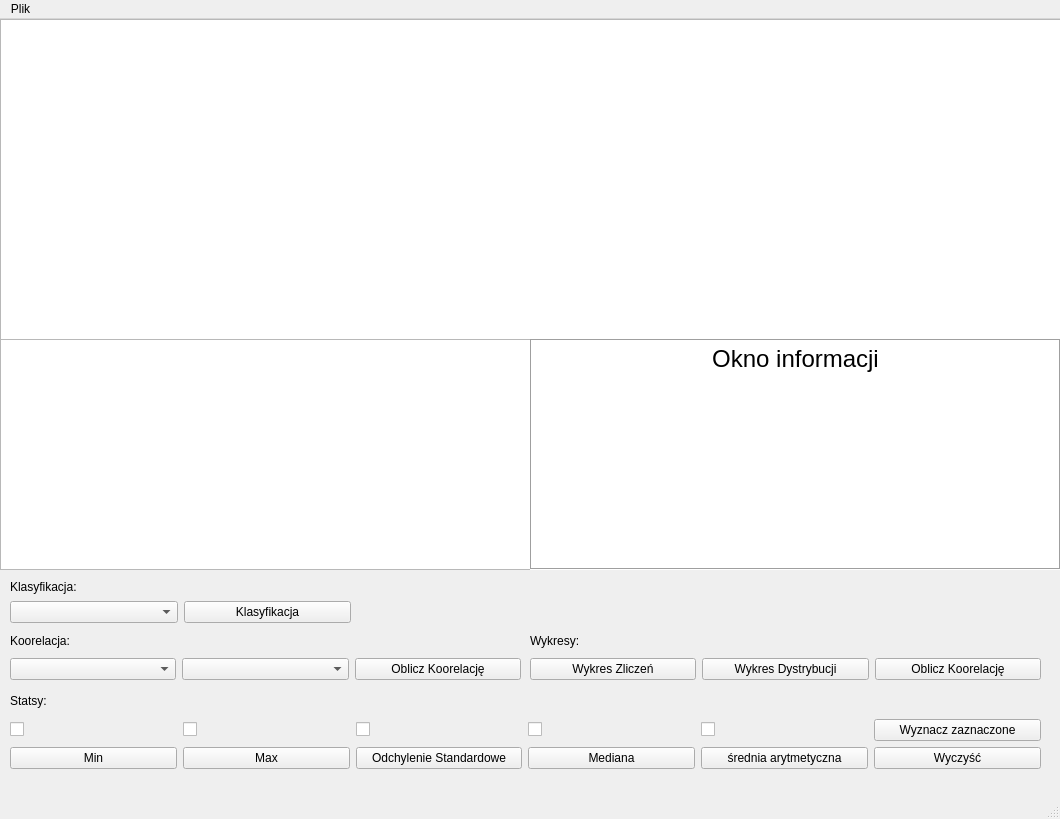
Before: the Qt Designer form main.ui in Krzys3n/Pynalise, drawn with Qt 5.
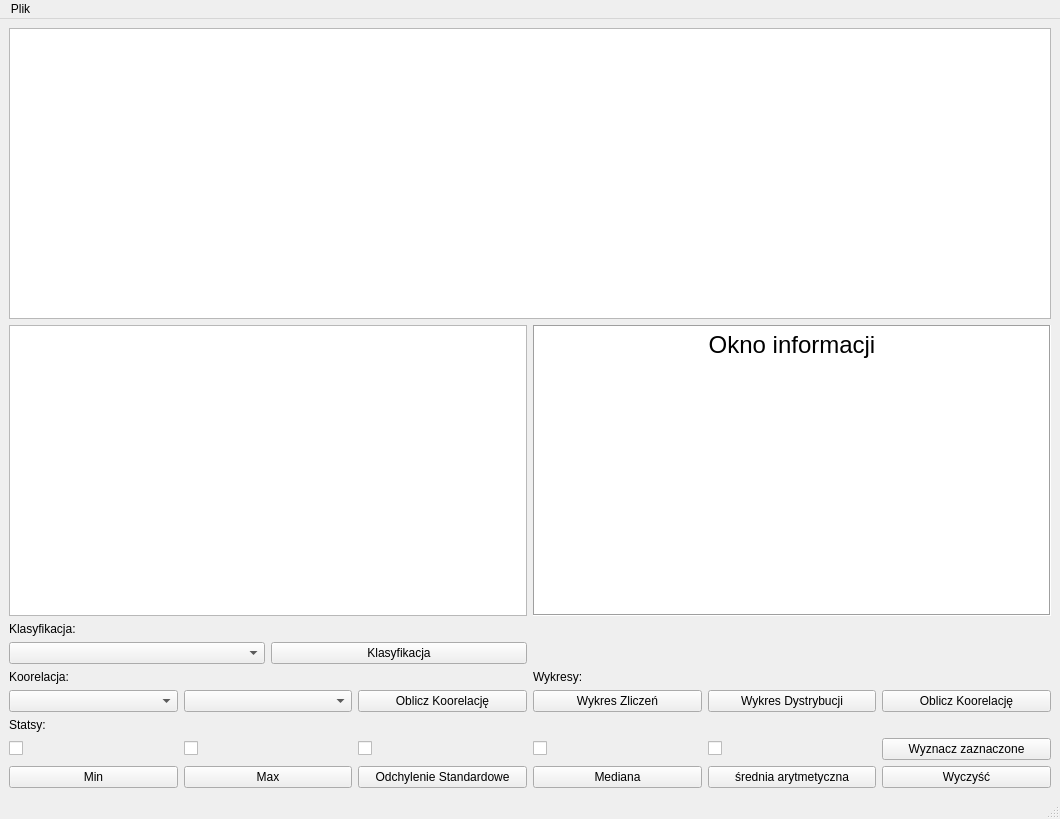
After: the same form once the commit is applied.

The edit to the form file:
```diff
--- a/main.ui
+++ b/main.ui
@@ -14,38 +14,19 @@
    <string>Analiza Danych Zoo</string>
   </property>
   <widget class="QWidget" name="centralwidget">
+   <layout class="QGridLayout" name="gridLayout_5">
+    <item row="0" column="0" colspan="2">
    <widget class="QTableView" name="tableView">
-    <property name="geometry">
-     <rect>
-      <x>0</x>
-      <y>0</y>
-      <width>1061</width>
-      <height>321</height>
-     </rect>
-    </property>
     <property name="sortingEnabled">
      <bool>true</bool>
     </property>
    </widget>
-   <widget class="QTextBrowser" name="textBrowser">
-    <property name="geometry">
-     <rect>
-      <x>0</x>
-      <y>320</y>
-      <width>531</width>
-      <height>231</height>
-     </rect>
-    </property>
-   </widget>
+    </item>
+    <item row="1" column="0">
+     <widget class="QTextBrowser" name="textBrowser"/>
+    </item>
+    <item row="1" column="1">
    <widget class="QTextBrowser" name="textBrowserInfo">
-    <property name="geometry">
-     <rect>
-      <x>530</x>
-      <y>320</y>
-      <width>531</width>
-      <height>231</height>
-     </rect>
-    </property>
     <property name="font">
      <font>
       <pointsize>14</pointsize>
@@ -62,15 +43,85 @@
 &lt;p align=&quot;center&quot; style=&quot; margin-top:0px; margin-bottom:0px; margin-left:0px; margin-right:0px; -qt-block-indent:0; text-indent:0px;&quot;&gt;&lt;span style=&quot; font-size:18pt;&quot;&gt;Okno informacji&lt;/span&gt;&lt;/p&gt;&lt;/body&gt;&lt;/html&gt;</string>
     </property>
    </widget>
-   <widget class="QWidget" name="gridLayoutWidget">
-    <property name="geometry">
-     <rect>
-      <x>10</x>
-      <y>670</y>
-      <width>1031</width>
-      <height>80</height>
-     </rect>
-    </property>
+    </item>
+    <item row="2" column="0">
+     <layout class="QGridLayout" name="gridLayout_4">
+      <item row="1" column="0">
+       <widget class="QComboBox" name="comboBoxAtrybutClass"/>
+      </item>
+      <item row="0" column="0">
+       <widget class="QLabel" name="label_4">
+        <property name="text">
+         <string>Klasyfikacja:</string>
+        </property>
+       </widget>
+      </item>
+      <item row="1" column="1">
+       <widget class="QPushButton" name="pushButtonClass">
+        <property name="text">
+         <string>Klasyfikacja</string>
+        </property>
+       </widget>
+      </item>
+     </layout>
+    </item>
+    <item row="3" column="0">
+     <layout class="QGridLayout" name="gridLayout_2">
+      <item row="1" column="1">
+       <widget class="QComboBox" name="comboBoxAtrybut2"/>
+      </item>
+      <item row="1" column="2">
+       <widget class="QPushButton" name="pushButtonKoorelacja">
+        <property name="text">
+         <string>Oblicz Koorelację</string>
+        </property>
+       </widget>
+      </item>
+      <item row="1" column="0">
+       <widget class="QComboBox" name="comboBoxAtrybut1"/>
+      </item>
+      <item row="0" column="0">
+       <widget class="QLabel" name="label">
+        <property name="text">
+         <string>Koorelacja:</string>
+        </property>
+       </widget>
+      </item>
+     </layout>
+    </item>
+    <item row="3" column="1">
+     <layout class="QGridLayout" name="gridLayout_3">
+      <item row="1" column="0">
+       <widget class="QLabel" name="label_3">
+        <property name="text">
+         <string>Wykresy:</string>
+        </property>
+       </widget>
+      </item>
+      <item row="2" column="0">
+       <widget class="QPushButton" name="pushButtonPorownaj">
+        <property name="text">
+         <string>Wykres Zliczeń</string>
+        </property>
+       </widget>
+      </item>
+      <item row="2" column="1">
+       <widget class="QPushButton" name="pushButtonDystrybucja">
+        <property name="text">
+         <string>Wykres Dystrybucji</string>
+        </property>
+       </widget>
+      </item>
+      <item row="2" column="2">
+       <widget class="QPushButton" name="pushButtonHeatmap">
+        <property name="text">
+         <string>Oblicz Koorelację</string>
+        </property>
+       </widget>
+      </item>
+     </layout>
+    </item>
+    <item row="4" column="0" colspan="2">
     <layout class="QGridLayout" name="gridLayout">
      <item row="1" column="5">
       <widget class="QPushButton" name="pushButtonCalcChecked">
@@ -209,108 +260,8 @@
       </widget>
      </item>
     </layout>
-   </widget>
-   <widget class="QWidget" name="gridLayoutWidget_2">
-    <property name="geometry">
-     <rect>
-      <x>10</x>
-      <y>610</y>
-      <width>511</width>
-      <height>51</height>
-     </rect>
-    </property>
-    <layout class="QGridLayout" name="gridLayout_2">
-     <item row="1" column="1">
-      <widget class="QComboBox" name="comboBoxAtrybut2"/>
-     </item>
-     <item row="1" column="2">
-      <widget class="QPushButton" name="pushButtonKoorelacja">
-       <property name="text">
-        <string>Oblicz Koorelację</string>
-       </property>
-      </widget>
-     </item>
-     <item row="1" column="0">
-      <widget class="QComboBox" name="comboBoxAtrybut1"/>
-     </item>
-     <item row="0" column="0">
-      <widget class="QLabel" name="label">
-       <property name="text">
-        <string>Koorelacja:</string>
-       </property>
-      </widget>
-     </item>
-    </layout>
-   </widget>
-   <widget class="QWidget" name="gridLayoutWidget_3">
-    <property name="geometry">
-     <rect>
-      <x>530</x>
-      <y>610</y>
-      <width>511</width>
-      <height>51</height>
-     </rect>
-    </property>
-    <layout class="QGridLayout" name="gridLayout_3">
-     <item row="1" column="0">
-      <widget class="QLabel" name="label_3">
-       <property name="text">
-        <string>Wykresy:</string>
-       </property>
-      </widget>
-     </item>
-     <item row="2" column="0">
-      <widget class="QPushButton" name="pushButtonPorownaj">
-       <property name="text">
-        <string>Wykres Zliczeń</string>
-       </property>
-      </widget>
-     </item>
-     <item row="2" column="1">
-      <widget class="QPushButton" name="pushButtonDystrybucja">
-       <property name="text">
-        <string>Wykres Dystrybucji</string>
-       </property>
-      </widget>
-     </item>
-     <item row="2" column="2">
-      <widget class="QPushButton" name="pushButtonHeatmap">
-       <property name="text">
-        <string>Oblicz Koorelację</string>
-       </property>
-      </widget>
-     </item>
-    </layout>
-   </widget>
-   <widget class="QWidget" name="gridLayoutWidget_4">
-    <property name="geometry">
-     <rect>
-      <x>10</x>
-      <y>560</y>
-      <width>341</width>
-      <height>44</height>
-     </rect>
-    </property>
-    <layout class="QGridLayout" name="gridLayout_4">
-     <item row="1" column="0">
-      <widget class="QComboBox" name="comboBoxAtrybutClass"/>
-     </item>
-     <item row="0" column="0">
-      <widget class="QLabel" name="label_4">
-       <property name="text">
-        <string>Klasyfikacja:</string>
-       </property>
-      </widget>
-     </item>
-     <item row="1" column="1">
-      <widget class="QPushButton" name="pushButtonClass">
-       <property name="text">
-        <string>Klasyfikacja</string>
-       </property>
-      </widget>
-     </item>
-    </layout>
-   </widget>
+    </item>
+   </layout>
   </widget>
   <widget class="QMenuBar" name="menubar">
    <property name="geometry">
```
Left out of the diff: 2 changed lines with no effect on the pictures. Lines whose indentation alone changed are shown as unchanged.
